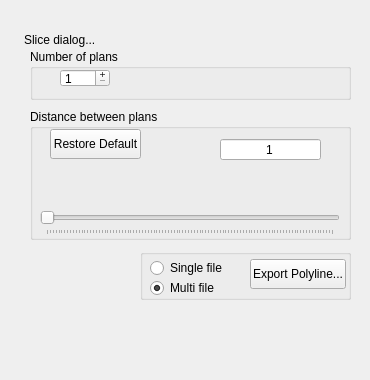
The window that src/meshlabplugins/editslice/slicedialog.ui (cnr-isti-vclab/meshlab) describes before a commit, drawn with Qt 5.
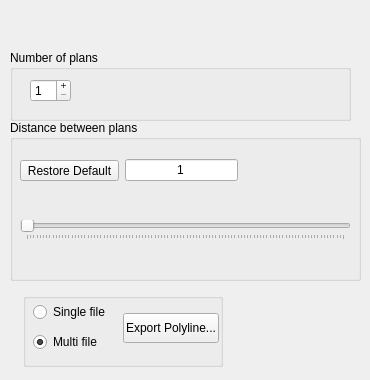
The same window after the commit. Icons and pictures are not drawn.

Commit message: fix bug with scale and centrature dialog modify without static form

```diff
--- a/src/meshlabplugins/editslice/slicedialog.ui
+++ b/src/meshlabplugins/editslice/slicedialog.ui
@@ -12,18 +12,6 @@
     <height>380</height>
    </rect>
   </property>
-  <property name="minimumSize" >
-   <size>
-    <width>370</width>
-    <height>380</height>
-   </size>
-  </property>
-  <property name="maximumSize" >
-   <size>
-    <width>370</width>
-    <height>380</height>
-   </size>
-  </property>
   <property name="sizeIncrement" >
    <size>
     <width>5</width>
@@ -39,105 +27,42 @@
   <property name="layoutDirection" >
    <enum>Qt::LeftToRight</enum>
   </property>
-  <widget class="QDockWidget" name="dockWidget" >
-   <property name="geometry" >
-    <rect>
-     <x>20</x>
-     <y>30</y>
-     <width>331</width>
-     <height>330</height>
-    </rect>
-   </property>
-   <property name="minimumSize" >
-    <size>
-     <width>330</width>
-     <height>330</height>
-    </size>
-   </property>
-   <property name="maximumSize" >
-    <size>
-     <width>350</width>
-     <height>16777215</height>
-    </size>
-   </property>
-   <property name="sizeIncrement" >
-    <size>
-     <width>1</width>
-     <height>1</height>
-    </size>
-   </property>
-   <property name="windowIcon" >
-    <iconset>images/iconslice.png</iconset>
-   </property>
-   <property name="autoFillBackground" >
-    <bool>true</bool>
-   </property>
-   <property name="features" >
-    <set>QDockWidget::DockWidgetMovable</set>
-   </property>
-   <property name="allowedAreas" >
-    <set>Qt::NoDockWidgetArea</set>
-   </property>
-   <property name="windowTitle" >
-    <string>Slice dialog...</string>
-   </property>
-   <widget class="QWidget" name="dockWidgetContents" >
     <widget class="QGroupBox" name="groupBox_2" >
      <property name="geometry" >
       <rect>
        <x>10</x>
-       <y>60</y>
-       <width>321</width>
-       <height>131</height>
+     <y>120</y>
+     <width>351</width>
+     <height>161</height>
       </rect>
      </property>
      <property name="title" >
       <string>Distance between plans</string>
      </property>
-     <widget class="QLineEdit" name="DistanceEdit" >
-      <property name="geometry" >
-       <rect>
-        <x>190</x>
-        <y>30</y>
-        <width>101</width>
-        <height>21</height>
-       </rect>
-      </property>
-      <property name="text" >
-       <string>1</string>
-      </property>
-      <property name="echoMode" >
-       <enum>QLineEdit::Normal</enum>
-      </property>
-      <property name="cursorPosition" >
-       <number>1</number>
-      </property>
-      <property name="alignment" >
-       <set>Qt::AlignHCenter</set>
-      </property>
-     </widget>
-     <widget class="QLabel" name="labelDistanceRange" >
+   <widget class="QWidget" name="verticalLayout" >
       <property name="geometry" >
        <rect>
         <x>10</x>
-        <y>70</y>
-        <width>241</width>
-        <height>21</height>
-       </rect>
-      </property>
-     </widget>
+      <y>80</y>
+      <width>331</width>
+      <height>80</height>
+     </rect>
+    </property>
+    <layout class="QVBoxLayout" >
+     <property name="margin" >
+      <number>0</number>
+     </property>
+     <property name="spacing" >
+      <number>6</number>
+     </property>
+     <item>
+      <widget class="QLabel" name="labelDistanceRange" />
+     </item>
+     <item>
      <widget class="QSlider" name="SliderPlaneDistance" >
       <property name="enabled" >
        <bool>false</bool>
       </property>
-      <property name="geometry" >
-       <rect>
-        <x>10</x>
-        <y>100</y>
-        <width>300</width>
-        <height>26</height>
-       </rect>
-      </property>
       <property name="minimumSize" >
        <size>
         <width>300</width>
@@ -169,108 +94,107 @@
        <number>1</number>
       </property>
      </widget>
+     </item>
+     <item>
+      <spacer>
+       <property name="orientation" >
+        <enum>Qt::Vertical</enum>
+       </property>
+       <property name="sizeHint" >
+        <size>
+         <width>20</width>
+         <height>40</height>
+        </size>
+       </property>
+      </spacer>
+     </item>
+    </layout>
+   </widget>
+   <widget class="QWidget" name="horizontalLayout_2" >
+    <property name="geometry" >
+     <rect>
+      <x>10</x>
+      <y>20</y>
+      <width>331</width>
+      <height>61</height>
+     </rect>
+    </property>
+    <layout class="QHBoxLayout" >
+     <property name="margin" >
+      <number>0</number>
+     </property>
+     <property name="spacing" >
+      <number>6</number>
+     </property>
+     <item>
      <widget class="QToolButton" name="DefultButton" >
-      <property name="geometry" >
-       <rect>
-        <x>20</x>
-        <y>20</y>
-        <width>91</width>
-        <height>30</height>
-       </rect>
-      </property>
       <property name="text" >
        <string>Restore Default</string>
       </property>
      </widget>
-    </widget>
-    <widget class="QGroupBox" name="groupBox_4" >
-     <property name="geometry" >
-      <rect>
-       <x>120</x>
-       <y>200</y>
-       <width>211</width>
-       <height>51</height>
-      </rect>
-     </property>
-     <property name="minimumSize" >
-      <size>
-       <width>200</width>
-       <height>30</height>
-      </size>
-     </property>
-     <property name="maximumSize" >
-      <size>
-       <width>300</width>
-       <height>16777215</height>
-      </size>
-     </property>
-     <widget class="QRadioButton" name="Exporter_MultiFile" >
-      <property name="geometry" >
-       <rect>
-        <x>10</x>
-        <y>30</y>
-        <width>83</width>
-        <height>18</height>
-       </rect>
-      </property>
+     </item>
+     <item>
+      <widget class="QLineEdit" name="DistanceEdit" >
       <property name="text" >
-       <string>Multi file</string>
-      </property>
-      <property name="checked" >
-       <bool>true</bool>
-      </property>
-     </widget>
-     <widget class="QToolButton" name="ExportButton" >
-      <property name="geometry" >
-       <rect>
-        <x>110</x>
-        <y>10</y>
-        <width>96</width>
-        <height>30</height>
-       </rect>
-      </property>
-      <property name="text" >
-       <string>Export Polyline...</string>
-      </property>
-      <property name="popupMode" >
-       <enum>QToolButton::InstantPopup</enum>
-      </property>
-     </widget>
-     <widget class="QRadioButton" name="Exporter_singleFile" >
-      <property name="geometry" >
-       <rect>
-        <x>10</x>
-        <y>10</y>
-        <width>83</width>
-        <height>18</height>
-       </rect>
-      </property>
-      <property name="text" >
-       <string>Single file</string>
-      </property>
+        <string>1</string>
+       </property>
+       <property name="echoMode" >
+        <enum>QLineEdit::Normal</enum>
+       </property>
+       <property name="cursorPosition" >
+        <number>1</number>
+       </property>
+       <property name="alignment" >
+        <set>Qt::AlignHCenter</set>
+       </property>
+      </widget>
+     </item>
+     <item>
+      <spacer>
+       <property name="orientation" >
+        <enum>Qt::Horizontal</enum>
+       </property>
+       <property name="sizeHint" >
+        <size>
+         <width>40</width>
+         <height>20</height>
+        </size>
+       </property>
+      </spacer>
+     </item>
+    </layout>
      </widget>
     </widget>
     <widget class="QGroupBox" name="groupBox" >
      <property name="geometry" >
       <rect>
        <x>10</x>
-       <y>0</y>
-       <width>321</width>
-       <height>51</height>
+     <y>50</y>
+     <width>341</width>
+     <height>71</height>
       </rect>
      </property>
      <property name="title" >
       <string>Number of plans</string>
      </property>
+   <widget class="QWidget" name="horizontalLayout_3" >
+    <property name="geometry" >
+     <rect>
+      <x>20</x>
+      <y>20</y>
+      <width>311</width>
+      <height>41</height>
+     </rect>
+    </property>
+    <layout class="QHBoxLayout" >
+     <property name="margin" >
+      <number>0</number>
+     </property>
+     <property name="spacing" >
+      <number>6</number>
+     </property>
+     <item>
      <widget class="QSpinBox" name="spinBox" >
-      <property name="geometry" >
-       <rect>
-        <x>30</x>
-        <y>20</y>
-        <width>50</width>
-        <height>18</height>
-       </rect>
-      </property>
       <property name="sizePolicy" >
        <sizepolicy>
         <hsizetype>5</hsizetype>
@@ -298,8 +222,114 @@
        <number>1</number>
       </property>
      </widget>
-    </widget>
-   </widget>
+     </item>
+     <item>
+      <spacer>
+       <property name="orientation" >
+        <enum>Qt::Horizontal</enum>
+       </property>
+       <property name="sizeHint" >
+        <size>
+         <width>40</width>
+         <height>20</height>
+        </size>
+       </property>
+      </spacer>
+     </item>
+    </layout>
+   </widget>
+  </widget>
+  <widget class="QWidget" name="horizontalLayout" >
+   <property name="geometry" >
+    <rect>
+     <x>20</x>
+     <y>290</y>
+     <width>331</width>
+     <height>80</height>
+    </rect>
+   </property>
+   <layout class="QHBoxLayout" >
+    <property name="margin" >
+     <number>3</number>
+    </property>
+    <property name="spacing" >
+     <number>6</number>
+    </property>
+    <item>
+     <widget class="QGroupBox" name="groupBox_4" >
+      <property name="minimumSize" >
+       <size>
+        <width>200</width>
+        <height>30</height>
+       </size>
+      </property>
+      <property name="maximumSize" >
+       <size>
+        <width>300</width>
+        <height>16777215</height>
+       </size>
+      </property>
+      <widget class="QToolButton" name="ExportButton" >
+       <property name="geometry" >
+        <rect>
+         <x>100</x>
+         <y>20</y>
+         <width>96</width>
+         <height>30</height>
+        </rect>
+       </property>
+       <property name="text" >
+        <string>Export Polyline...</string>
+       </property>
+       <property name="popupMode" >
+        <enum>QToolButton::InstantPopup</enum>
+       </property>
+      </widget>
+      <widget class="QRadioButton" name="Exporter_singleFile" >
+       <property name="geometry" >
+        <rect>
+         <x>10</x>
+         <y>10</y>
+         <width>83</width>
+         <height>18</height>
+        </rect>
+       </property>
+       <property name="text" >
+        <string>Single file</string>
+       </property>
+      </widget>
+      <widget class="QRadioButton" name="Exporter_MultiFile" >
+       <property name="geometry" >
+        <rect>
+         <x>10</x>
+         <y>40</y>
+         <width>83</width>
+         <height>18</height>
+        </rect>
+       </property>
+       <property name="text" >
+        <string>Multi file</string>
+       </property>
+       <property name="checked" >
+        <bool>true</bool>
+       </property>
+      </widget>
+     </widget>
+    </item>
+    <item>
+     <spacer>
+      <property name="orientation" >
+       <enum>Qt::Horizontal</enum>
+      </property>
+      <property name="sizeHint" >
+       <size>
+        <width>40</width>
+        <height>20</height>
+       </size>
+      </property>
+     </spacer>
+    </item>
+   </layout>
   </widget>
  </widget>
  <layoutdefault spacing="6" margin="11" />
```
Lines whose indentation alone changed are shown as unchanged. The commit also changes 2 other files.
